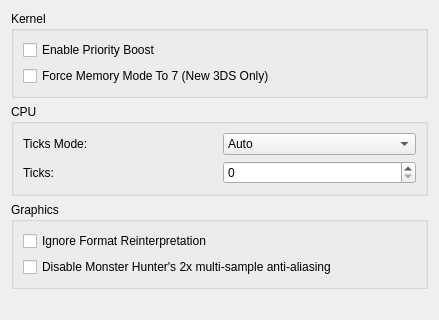
Above: src/citra/configuration/configure_hacks.ui from GreenAmaranthine/citra before the change; both pictures show x 0 to 439 and y 0 to 320 of the 439 by 546 pixel window. Below: the same form after it.
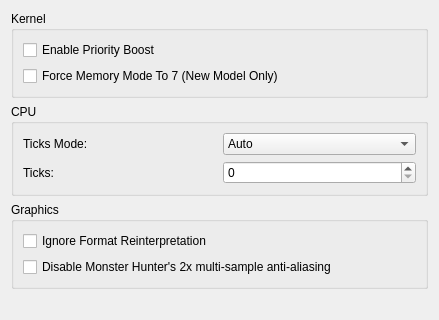
That is the form after the change.

What changed in the file:
```diff
--- a/src/citra/configuration/configure_hacks.ui
+++ b/src/citra/configuration/configure_hacks.ui
@@ -35,7 +35,7 @@
         <item>
          <widget class="QCheckBox" name="toggle_force_memory_mode_7">
           <property name="text">
-           <string>Force Memory Mode To 7 (New 3DS Only)</string>
+           <string>Force Memory Mode To 7 (New Model Only)</string>
           </property>
          </widget>
         </item>
```
